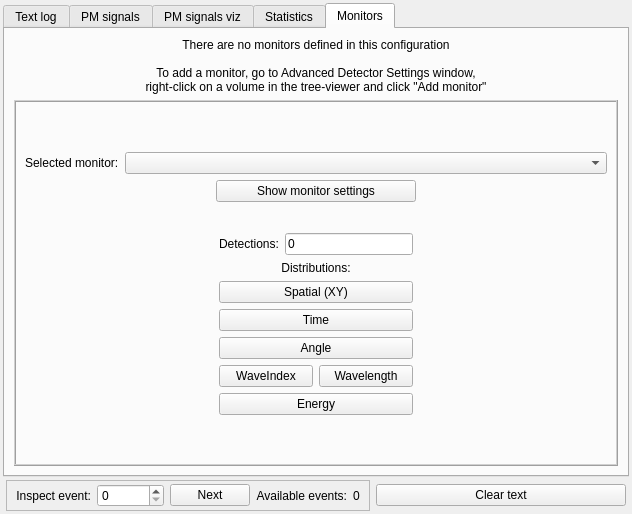
The window that src/gui/outputwindow.ui (andrmor/ANTS2) describes before a commit, drawn with Qt 5.
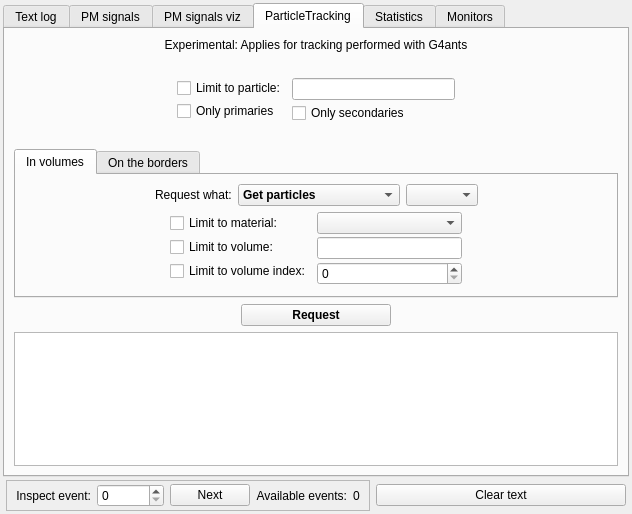
The same window after the commit.

The edit to the form file:
```diff
--- a/src/gui/outputwindow.ui
+++ b/src/gui/outputwindow.ui
@@ -94,7 +94,7 @@
        </palette>
       </property>
       <property name="currentIndex">
-       <number>4</number>
+       <number>3</number>
       </property>
       <widget class="QWidget" name="tabText">
        <attribute name="title">
@@ -718,6 +718,364 @@
         </widget>
        </widget>
       </widget>
+      <widget class="QWidget" name="tab_2">
+       <attribute name="title">
+        <string>ParticleTracking</string>
+       </attribute>
+       <layout class="QVBoxLayout" name="verticalLayout_18">
+        <item>
+         <widget class="QLabel" name="label_15">
+          <property name="text">
+           <string>Experimental: Applies for tracking performed with G4ants</string>
+          </property>
+          <property name="alignment">
+           <set>Qt::AlignCenter</set>
+          </property>
+         </widget>
+        </item>
+        <item>
+         <widget class="QLabel" name="label_17">
+          <property name="text">
+           <string>  </string>
+          </property>
+         </widget>
+        </item>
+        <item>
+         <layout class="QHBoxLayout" name="horizontalLayout_23">
+          <item>
+           <spacer name="horizontalSpacer_18">
+            <property name="orientation">
+             <enum>Qt::Horizontal</enum>
+            </property>
+            <property name="sizeHint" stdset="0">
+             <size>
+              <width>40</width>
+              <height>20</height>
+             </size>
+            </property>
+           </spacer>
+          </item>
+          <item>
+           <layout class="QVBoxLayout" name="verticalLayout_21">
+            <property name="spacing">
+             <number>3</number>
+            </property>
+            <property name="leftMargin">
+             <number>0</number>
+            </property>
+            <item>
+             <widget class="QCheckBox" name="cbPTHistParticle">
+              <property name="text">
+               <string>Limit to particle:</string>
+              </property>
+             </widget>
+            </item>
+            <item>
+             <widget class="QCheckBox" name="cbPTHistOnlyPrim">
+              <property name="text">
+               <string>Only primaries</string>
+              </property>
+             </widget>
+            </item>
+           </layout>
+          </item>
+          <item>
+           <layout class="QVBoxLayout" name="verticalLayout_22">
+            <property name="spacing">
+             <number>3</number>
+            </property>
+            <property name="leftMargin">
+             <number>0</number>
+            </property>
+            <item>
+             <widget class="QLineEdit" name="lePTHistParticle"/>
+            </item>
+            <item>
+             <widget class="QCheckBox" name="cbPTHistOnlySec">
+              <property name="text">
+               <string>Only secondaries</string>
+              </property>
+             </widget>
+            </item>
+           </layout>
+          </item>
+          <item>
+           <spacer name="horizontalSpacer_20">
+            <property name="orientation">
+             <enum>Qt::Horizontal</enum>
+            </property>
+            <property name="sizeHint" stdset="0">
+             <size>
+              <width>40</width>
+              <height>20</height>
+             </size>
+            </property>
+           </spacer>
+          </item>
+         </layout>
+        </item>
+        <item>
+         <layout class="QHBoxLayout" name="horizontalLayout_22">
+          <item>
+           <spacer name="horizontalSpacer_19">
+            <property name="orientation">
+             <enum>Qt::Horizontal</enum>
+            </property>
+            <property name="sizeHint" stdset="0">
+             <size>
+              <width>40</width>
+              <height>20</height>
+             </size>
+            </property>
+           </spacer>
+          </item>
+          <item>
+           <spacer name="horizontalSpacer_17">
+            <property name="orientation">
+             <enum>Qt::Horizontal</enum>
+            </property>
+            <property name="sizeHint" stdset="0">
+             <size>
+              <width>40</width>
+              <height>20</height>
+             </size>
+            </property>
+           </spacer>
+          </item>
+         </layout>
+        </item>
+        <item>
+         <widget class="QTabWidget" name="twPTHistType">
+          <property name="sizePolicy">
+           <sizepolicy hsizetype="Expanding" vsizetype="Minimum">
+            <horstretch>0</horstretch>
+            <verstretch>0</verstretch>
+           </sizepolicy>
+          </property>
+          <property name="minimumSize">
+           <size>
+            <width>0</width>
+            <height>0</height>
+           </size>
+          </property>
+          <property name="currentIndex">
+           <number>0</number>
+          </property>
+          <widget class="QWidget" name="tab_3">
+           <attribute name="title">
+            <string>In volumes</string>
+           </attribute>
+           <layout class="QVBoxLayout" name="verticalLayout_20">
+            <item>
+             <layout class="QHBoxLayout" name="horizontalLayout_18">
+              <item>
+               <spacer name="horizontalSpacer_10">
+                <property name="orientation">
+                 <enum>Qt::Horizontal</enum>
+                </property>
+                <property name="sizeHint" stdset="0">
+                 <size>
+                  <width>40</width>
+                  <height>20</height>
+                 </size>
+                </property>
+               </spacer>
+              </item>
+              <item>
+               <widget class="QLabel" name="label_16">
+                <property name="text">
+                 <string>Request what:</string>
+                </property>
+               </widget>
+              </item>
+              <item>
+               <widget class="QComboBox" name="cobPTHistVolRequestWhat">
+                <property name="font">
+                 <font>
+                  <weight>75</weight>
+                  <bold>true</bold>
+                 </font>
+                </property>
+                <item>
+                 <property name="text">
+                  <string>Get particles</string>
+                 </property>
+                </item>
+                <item>
+                 <property name="text">
+                  <string>Get processes</string>
+                 </property>
+                </item>
+                <item>
+                 <property name="text">
+                  <string>Get travelled distances</string>
+                 </property>
+                </item>
+                <item>
+                 <property name="text">
+                  <string>Get deposited energies</string>
+                 </property>
+                </item>
+               </widget>
+              </item>
+              <item>
+               <widget class="QComboBox" name="cobPTHistVolPlus"/>
+              </item>
+              <item>
+               <spacer name="horizontalSpacer_15">
+                <property name="orientation">
+                 <enum>Qt::Horizontal</enum>
+                </property>
+                <property name="sizeHint" stdset="0">
+                 <size>
+                  <width>40</width>
+                  <height>20</height>
+                 </size>
+                </property>
+               </spacer>
+              </item>
+             </layout>
+            </item>
+            <item>
+             <layout class="QHBoxLayout" name="horizontalLayout_19">
+              <item>
+               <spacer name="horizontalSpacer_12">
+                <property name="orientation">
+                 <enum>Qt::Horizontal</enum>
+                </property>
+                <property name="sizeHint" stdset="0">
+                 <size>
+                  <width>40</width>
+                  <height>20</height>
+                 </size>
+                </property>
+               </spacer>
+              </item>
+              <item>
+               <layout class="QVBoxLayout" name="verticalLayout_17">
+                <property name="spacing">
+                 <number>3</number>
+                </property>
+                <item>
+                 <widget class="QCheckBox" name="cbPTHistVolMat">
+                  <property name="text">
+                   <string>Limit to material:</string>
+                  </property>
+                 </widget>
+                </item>
+                <item>
+                 <widget class="QCheckBox" name="cbPTHistVolVolume">
+                  <property name="text">
+                   <string>Limit to volume:</string>
+                  </property>
+                 </widget>
+                </item>
+                <item>
+                 <widget class="QCheckBox" name="cbPTHistVolIndex">
+                  <property name="text">
+                   <string>Limit to volume index:</string>
+                  </property>
+                 </widget>
+                </item>
+               </layout>
+              </item>
+              <item>
+               <layout class="QVBoxLayout" name="verticalLayout_19">
+                <property name="spacing">
+                 <number>3</number>
+                </property>
+                <item>
+                 <widget class="QComboBox" name="cobPTHistVolMat"/>
+                </item>
+                <item>
+                 <widget class="QLineEdit" name="lePTHistVolVolume"/>
+                </item>
+                <item>
+                 <widget class="QSpinBox" name="sbPTHistVolIndex"/>
+                </item>
+               </layout>
+              </item>
+              <item>
+               <spacer name="horizontalSpacer_11">
+                <property name="orientation">
+                 <enum>Qt::Horizontal</enum>
+                </property>
+                <property name="sizeHint" stdset="0">
+                 <size>
+                  <width>40</width>
+                  <height>20</height>
+                 </size>
+                </property>
+               </spacer>
+              </item>
+             </layout>
+            </item>
+           </layout>
+          </widget>
+          <widget class="QWidget" name="tab_4">
+           <attribute name="title">
+            <string>On the borders</string>
+           </attribute>
+          </widget>
+         </widget>
+        </item>
+        <item>
+         <layout class="QHBoxLayout" name="horizontalLayout_24">
+          <property name="topMargin">
+           <number>0</number>
+          </property>
+          <item>
+           <spacer name="horizontalSpacer_13">
+            <property name="orientation">
+             <enum>Qt::Horizontal</enum>
+            </property>
+            <property name="sizeHint" stdset="0">
+             <size>
+              <width>40</width>
+              <height>20</height>
+             </size>
+            </property>
+           </spacer>
+          </item>
+          <item>
+           <widget class="QPushButton" name="pbPTHistRequest">
+            <property name="minimumSize">
+             <size>
+              <width>150</width>
+              <height>0</height>
+             </size>
+            </property>
+            <property name="font">
+             <font>
+              <weight>75</weight>
+              <bold>true</bold>
+             </font>
+            </property>
+            <property name="text">
+             <string>Request</string>
+            </property>
+           </widget>
+          </item>
+          <item>
+           <spacer name="horizontalSpacer_14">
+            <property name="orientation">
+             <enum>Qt::Horizontal</enum>
+            </property>
+            <property name="sizeHint" stdset="0">
+             <size>
+              <width>40</width>
+              <height>20</height>
+             </size>
+            </property>
+           </spacer>
+          </item>
+         </layout>
+        </item>
+        <item>
+         <widget class="QPlainTextEdit" name="ptePTHist"/>
+        </item>
+       </layout>
+      </widget>
       <widget class="QWidget" name="tabPhStatistics">
        <attribute name="title">
         <string>Statistics</string>
```
Left out of the diff: 90 changed lines with no effect on the pictures.
